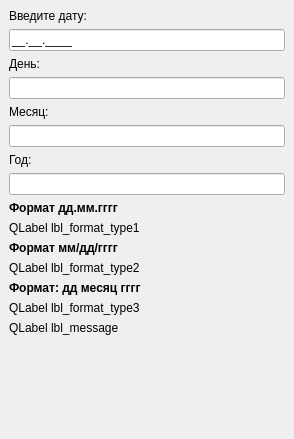
First picture: the form in problems/sprint2/format-date/submission/mainwindow.ui, repository difurka/cpp-qt, before the edit.
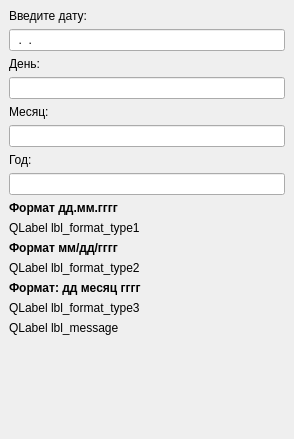
Second picture: the form after the edit.

Diff of the .ui file:
```diff
--- a/problems/sprint2/format-date/submission/mainwindow.ui
+++ b/problems/sprint2/format-date/submission/mainwindow.ui
@@ -25,7 +25,7 @@
     <item>
      <widget class="QLineEdit" name="le_date">
       <property name="inputMask">
-       <string>00.00.0000;_</string>
+       <string>00.00.0000</string>
       </property>
       <property name="placeholderText">
        <string>00.00.0000</string>
```
